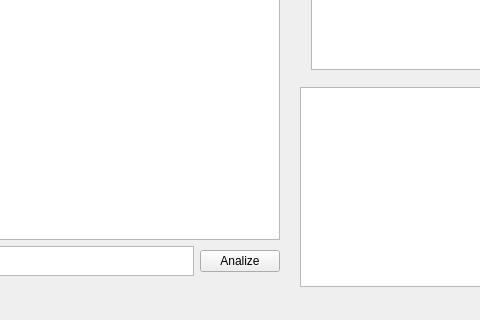
This is mainwindow.ui in vladimirevterev/DiskAnalyzer as Qt 5 draws it before an edit; both pictures show x 280 to 760 and y 350 to 670 of the 985 by 670 pixel window. The edited form follows.
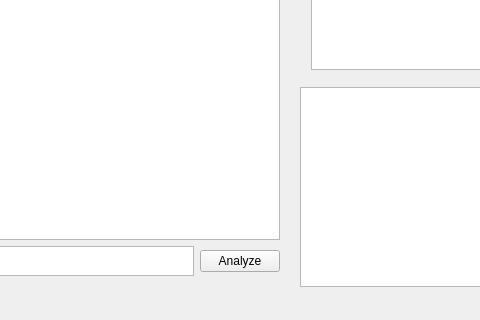
This is the edited form.

The edit to the form file:
```diff
--- a/mainwindow.ui
+++ b/mainwindow.ui
@@ -150,7 +150,7 @@
              </sizepolicy>
             </property>
             <property name="text">
-             <string>Analize</string>
+             <string>Analyze</string>
             </property>
            </widget>
           </item>
```
Left out of the diff: 4 changed lines with no effect on the pictures.
